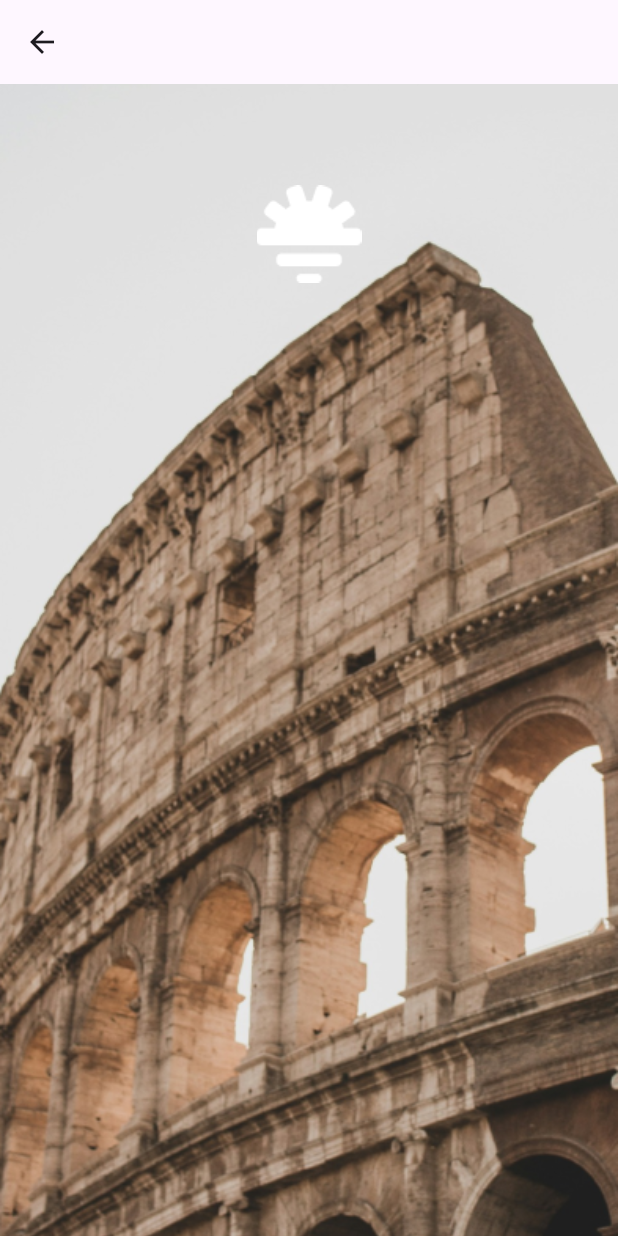
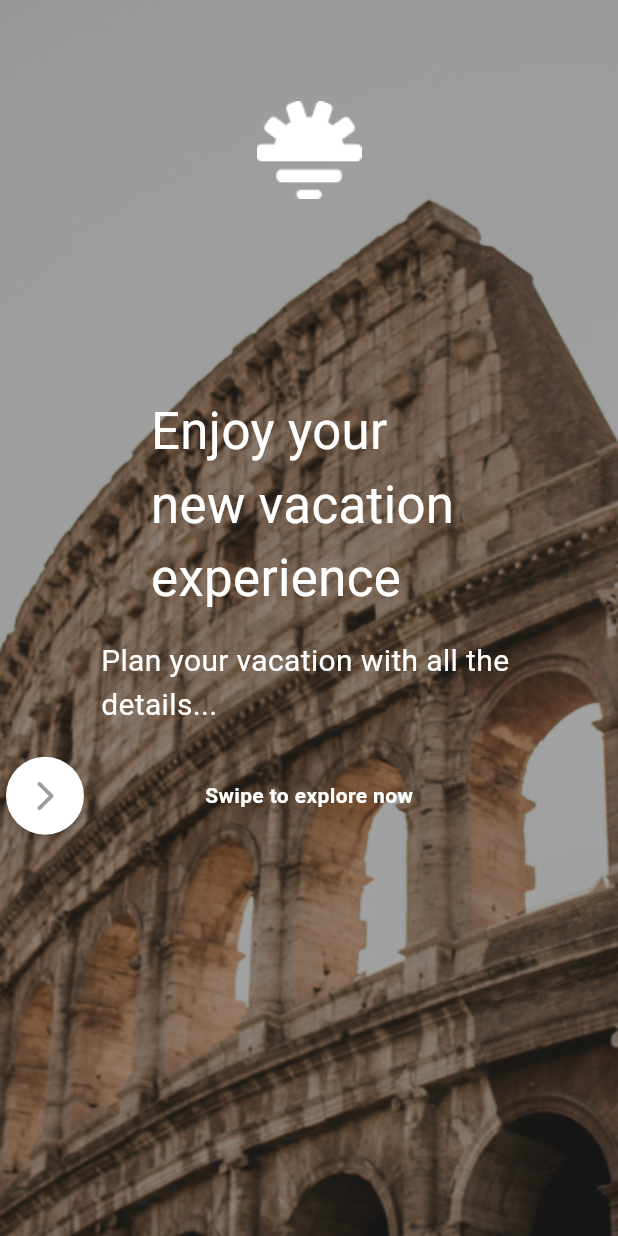
Before and after one commit to progressiveOverload/ai_appjam, a Flutter app: the screen it shows after launch, after a tap on "Login", on a phone screen of 412 x 824 dp. Run offline on Flutter 3.47's test engine with Material 3 defaults, Android fonts, the phone set to English and light mode, and no system bars; drawn by our look-alikes of swipeable_button_view; our stand-ins replace firebase_core, get; accounts and stored records are empty.

```diff
--- a/lib/screens/discover.dart
+++ b/lib/screens/discover.dart
@@ -2,6 +2,11 @@
 
 import 'dart:async';
 import 'package:flutter/material.dart';
+import 'package:get/get.dart';
+import 'package:swipeable_button_view/swipeable_button_view.dart';
+
+import 'first_main_page.dart';
+
 
 class DiscoverPage extends StatefulWidget {
   const DiscoverPage({super.key});
@@ -33,7 +38,7 @@ class DiscoverPageState extends State<DiscoverPage> {
       if (_pageController.hasClients) {
         _pageController.animateToPage(
           _currentPage,
-          duration: const Duration(milliseconds: 250),
+          duration: const Duration(milliseconds: 350),
           curve: Curves.easeIn,
         );
       }
@@ -52,18 +57,66 @@ class DiscoverPageState extends State<DiscoverPage> {
         onWillPop: () async =>
             false, // Prevents the back button from navigating back
         child: Scaffold(
-      appBar: AppBar(),
+
       body: Stack(
         children: [
               PageView.builder(
                 controller: _pageController,
                 itemCount: _images.length,
+                physics:
+                    const NeverScrollableScrollPhysics(), // Disables scrolling
                 itemBuilder: (context, index) {
-              return Image.asset(
+                  return Stack(
+                    fit: StackFit.expand,
+                    children: [
+                      Image.asset(
                         _images[index],
                         fit: BoxFit.cover,
-                height: double.infinity,
-                width: double.infinity,
+                      ),
+                      Container(
+                        color: Colors.black.withOpacity(0.3),
+                      ),
+                      Column(
+                          mainAxisAlignment: MainAxisAlignment.center,
+                          //crossAxisAlignment: CrossAxisAlignment.stretch,
+                          // crossAxisAlignment: CrossAxisAlignment.stretch,
+                          // Centers the text widget
+                          children: [
+                            const Text(
+                              'Enjoy your \nnew vacation \nexperience',
+                              style: TextStyle(
+                                color: Colors.white,
+                                fontSize: 34,
+                              ),
+                            ),
+                            const SizedBox(
+                              height: 16,
+                            ),
+                            const Text(
+                                "Plan your vacation with all the \ndetails...",
+                                style: TextStyle(
+                                  color: Colors.white,
+                                  fontSize: 20,
+                                )),
+                            const SizedBox(
+                              height: 16,
+                            ),
+                            SwipeableButtonView(
+                              buttonText: 'Swipe to explore now',
+                              buttonWidget: const Icon(
+                                Icons.arrow_forward_ios_rounded,
+                                color: Colors.grey,
+                              ),
+                              activeColor: Colors.transparent,
+                              onWaitingProcess: () {
+                                Get.to(() => const FirstMainPage());
+                              },
+                              onFinish: () {
+                                Get.to(() => const FirstMainPage());
+                              },
+                            )
+                          ]),
+                    ],
                   );
                 },
               ),
@@ -77,6 +130,8 @@ class DiscoverPageState extends State<DiscoverPage> {
               height: 100,
             ),
           ),
+
+
         ],
       ),
         ));
--- a/pubspec.yaml
+++ b/pubspec.yaml
@@ -38,6 +38,7 @@ dependencies:
   firebase_auth: ^4.19.5
   get: ^4.3.8
   firebase_core: ^2.31.0
+  swipeable_button_view: ^0.0.2
 
 dev_dependencies:
   flutter_test:
```
Also changed, not shown: lib/screens/chatpage.dart (added, +31 -0 lines), lib/screens/first_main_page.dart (added, +32 -0 lines), pubspec.lock. Lines whose indentation alone changed are shown as unchanged.
